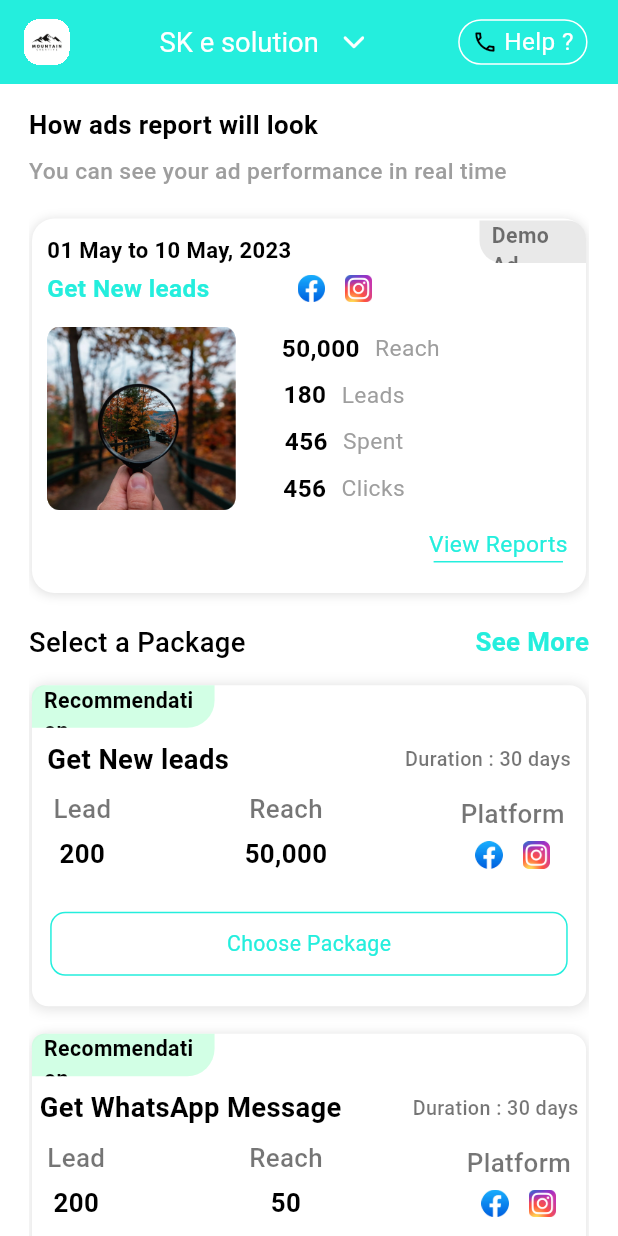
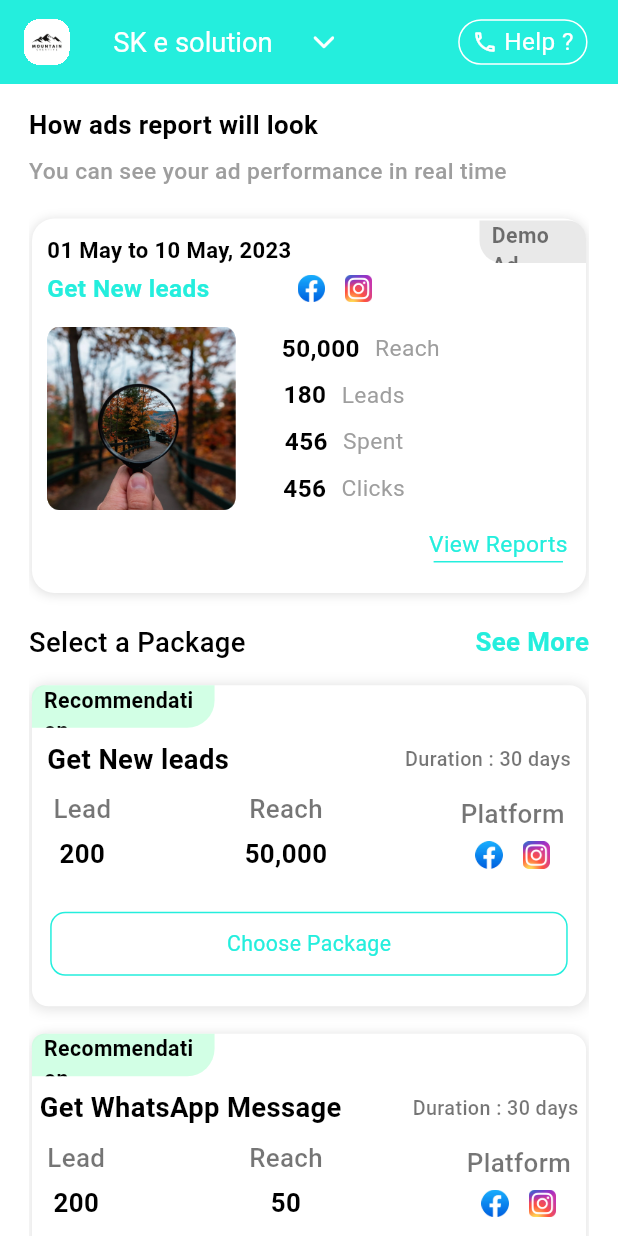
Before and after one commit to mohitmeshram04101999/mohit_leadkart_p, a Flutter app: the AdsPage screen opened directly, on a phone screen of 412 x 824 dp. Run offline on Flutter 3.47's test engine with Material 3 defaults, Android fonts, the phone set to English and light mode, and no system bars; our stand-ins replace dotted_border, fl_chart, flutter_otp_text_field, flutter_spinkit, get, getwidget and 4 more; missing offline and left inert: flutter_echarts.

Commit message:
Add Detail and Add Creation Screen UI Complete
Create User,Busines Category and Set Follow UP Data Screen UI Complete

Fix UI Bug and create Select plan UI Screen

Create Additional Screen and add loader

```diff
--- a/lib/add_images/add_images.dart
+++ b/lib/add_images/add_images.dart
@@ -41,6 +41,7 @@ class _AddImagesState extends State<AddImages> {
   Widget build(BuildContext context) {
     return Scaffold(
       backgroundColor: Colors.white,
+
       appBar:  AppBar(
         leading: SizedBox(),
         leadingWidth: 0,
@@ -50,6 +51,7 @@ class _AddImagesState extends State<AddImages> {
           width: SC.from_height(30),
           height: SC.from_height(30),
           decoration: BoxDecoration(
+
             borderRadius: BorderRadius.circular(10),
           ),
           child: Image.asset(
@@ -58,6 +60,7 @@ class _AddImagesState extends State<AddImages> {
         ),
         actions: [
           DropdownButton<String>(
+            dropdownColor: Color.fromRGBO(36, 238, 221, 0.6),
             hint: Text(
               " SK e solution  ",
               style: TextStyle(color: Colors.white, fontSize: SC.from_height(18)),
@@ -78,13 +81,15 @@ class _AddImagesState extends State<AddImages> {
                 print('Selected: $dropdownValue');
               });
             },
+
             items: <String>['SK e solution 1 ', 'SK e solution 2 ', 'SK e solution 3 ']
                 .map<DropdownMenuItem<String>>((String value) {
               return DropdownMenuItem<String>(
+
                 value: value,
                 child: Text(
                   value,
-                  style: TextStyle(color: Colors.white, fontSize: SC.from_height(18)),
+                  style: TextStyle(color: Colors.white, fontSize: SC.from_height(19.5)),
                 ),
               );
             }).toList(),
@@ -110,6 +115,75 @@ class _AddImagesState extends State<AddImages> {
         SizedBox(width: SC.from_height(20)),
         ],
       ),
+      // appBar:  AppBar(
+      //   leading: SizedBox(),
+      //   leadingWidth: 0,
+      //
+      //   title: Container(
+      //     clipBehavior: Clip.hardEdge,
+      //     width: SC.from_height(30),
+      //     height: SC.from_height(30),
+      //     decoration: BoxDecoration(
+      //       borderRadius: BorderRadius.circular(10),
+      //     ),
+      //     child: Image.asset(
+      //       'assets/home_images/img.png',
+      //     ),
+      //   ),
+      //   actions: [
+      //     DropdownButton<String>(
+      //       hint: Text(
+      //         " SK e solution  ",
+      //         style: TextStyle(color: Colors.white, fontSize: SC.from_height(18)),
+      //       ),
+      //       value: dropdownValue,
+      //       icon: Transform.rotate(
+      //         angle: 1.5708, // 90 degrees in radians (π/2 or 1.5708 radians)
+      //         child: Icon(Icons.arrow_forward_ios_rounded, color: Colors.white,size: SC.from_height(17)),
+      //       ),
+      //       iconSize: SC.from_height(22),
+      //       elevation: 16,
+      //       style: TextStyle(color: Colors.black),
+      //       underline: Container(), // Remove the underline
+      //       onChanged: (String? newValue) {
+      //         setState(() {
+      //           dropdownValue = newValue;
+      //           // Handle the selected option here
+      //           print('Selected: $dropdownValue');
+      //         });
+      //       },
+      //       items: <String>['SK e solution 1 ', 'SK e solution 2 ', 'SK e solution 3 ']
+      //           .map<DropdownMenuItem<String>>((String value) {
+      //         return DropdownMenuItem<String>(
+      //           value: value,
+      //           child: Text(
+      //             value,
+      //             style: TextStyle(color: Colors.white, fontSize: SC.from_height(18)),
+      //           ),
+      //         );
+      //       }).toList(),
+      //     ),
+      //
+      //     SizedBox(width: SC.from_height(80)),
+      //
+      //     Container(
+      //       child: Row(
+      //         mainAxisAlignment: MainAxisAlignment.center,
+      //         children: [
+      //           Icon(Icons.search,size:  SC.from_height(17),color: Colors.white,),
+      //           SizedBox(width: SC.from_height(4),),
+      //           Center(child: Text('Search',style: TextStyle(fontSize: SC.from_height(16),color: Colors.white),),),
+      //         ],
+      //       ),
+      //       width: SC.from_height(85),
+      //       height: SC.from_height(30),
+      //       decoration: BoxDecoration(borderRadius: BorderRadius.circular(SC.from_height(15)),border: Border.all(
+      //           color: Colors.white,width: 1.5
+      //       )),
+      //     ),
+      //     SizedBox(width: SC.from_height(20)),
+      //   ],
+      // ),
 
       body: ListView(
         children: [
--- a/lib/leads/ads_image.dart
+++ b/lib/leads/ads_image.dart
@@ -19,7 +19,7 @@ class _AdsPageState extends State<AdsPage> {
   @override
   Widget build(BuildContext context) {
     return Scaffold(
-      // backgroundColor: Colors.white,
+
       appBar:  AppBar(
         leading: SizedBox(),
         leadingWidth: 0,
@@ -29,6 +29,7 @@ class _AdsPageState extends State<AdsPage> {
           width: SC.from_height(30),
           height: SC.from_height(30),
           decoration: BoxDecoration(
+
             borderRadius: BorderRadius.circular(10),
           ),
           child: Image.asset(
@@ -37,6 +38,7 @@ class _AdsPageState extends State<AdsPage> {
         ),
         actions: [
           DropdownButton<String>(
+            dropdownColor: Color.fromRGBO(36, 238, 221, 0.6),
             hint: Text(
               " SK e solution  ",
               style: TextStyle(color: Colors.white, fontSize: SC.from_height(18)),
@@ -57,25 +59,27 @@ class _AdsPageState extends State<AdsPage> {
                 print('Selected: $dropdownValue');
               });
             },
+
             items: <String>['SK e solution 1 ', 'SK e solution 2 ', 'SK e solution 3 ']
                 .map<DropdownMenuItem<String>>((String value) {
               return DropdownMenuItem<String>(
+
                 value: value,
                 child: Text(
                   value,
-                  style: TextStyle(color: Colors.white, fontSize: SC.from_height(18)),
+                  style: TextStyle(color: Colors.white, fontSize: SC.from_height(19.5)),
                 ),
               );
             }).toList(),
           ),
 
-          SizedBox(width: SC.from_height(60)),
+          SizedBox(width: SC.from_height(80)),
 
     Container(
           child: Row(
             mainAxisAlignment: MainAxisAlignment.center,
             children: [
-                Icon(Icons.call_outlined,size:  SC.from_height(17),),
+              Icon(Icons.call_outlined,size:  SC.from_height(17),color: Colors.white,),
               SizedBox(width: SC.from_height(4),),
               Center(child: Text('Help ?',style: TextStyle(fontSize: SC.from_height(16),color: Colors.white),),),
             ],
@@ -89,6 +93,76 @@ class _AdsPageState extends State<AdsPage> {
           SizedBox(width: SC.from_height(20)),
         ],
       ),
+      // backgroundColor: Colors.white,
+      // appBar:  AppBar(
+      //   leading: SizedBox(),
+      //   leadingWidth: 0,
+      //
+      //   title: Container(
+      //     clipBehavior: Clip.hardEdge,
+      //     width: SC.from_height(30),
+      //     height: SC.from_height(30),
+      //     decoration: BoxDecoration(
+      //       borderRadius: BorderRadius.circular(10),
+      //     ),
+      //     child: Image.asset(
+      //       'assets/home_images/img.png',
+      //     ),
+      //   ),
+      //   actions: [
+      //     DropdownButton<String>(
+      //       hint: Text(
+      //         " SK e solution  ",
+      //         style: TextStyle(color: Colors.white, fontSize: SC.from_height(18)),
+      //       ),
+      //       value: dropdownValue,
+      //       icon: Transform.rotate(
+      //         angle: 1.5708, // 90 degrees in radians (π/2 or 1.5708 radians)
+      //         child: Icon(Icons.arrow_forward_ios_rounded, color: Colors.white,size: SC.from_height(17)),
+      //       ),
+      //       iconSize: SC.from_height(22),
+      //       elevation: 16,
+      //       style: TextStyle(color: Colors.black),
+      //       underline: Container(), // Remove the underline
+      //       onChanged: (String? newValue) {
+      //         setState(() {
+      //           dropdownValue = newValue;
+      //           // Handle the selected option here
+      //           print('Selected: $dropdownValue');
+      //         });
+      //       },
+      //       items: <String>['SK e solution 1 ', 'SK e solution 2 ', 'SK e solution 3 ']
+      //           .map<DropdownMenuItem<String>>((String value) {
+      //         return DropdownMenuItem<String>(
+      //           value: value,
+      //           child: Text(
+      //             value,
+      //             style: TextStyle(color: Colors.white, fontSize: SC.from_height(18)),
+      //           ),
+      //         );
+      //       }).toList(),
+      //     ),
+      //
+      //     SizedBox(width: SC.from_height(60)),
+      //
+      //     Container(
+      //       child: Row(
+      //         mainAxisAlignment: MainAxisAlignment.center,
+      //         children: [
+      //           Icon(Icons.call_outlined,size:  SC.from_height(17),),
+      //           SizedBox(width: SC.from_height(4),),
+      //           Center(child: Text('Help ?',style: TextStyle(fontSize: SC.from_height(16),color: Colors.white),),),
+      //         ],
+      //       ),
+      //       width: SC.from_height(85),
+      //       height: SC.from_height(30),
+      //       decoration: BoxDecoration(borderRadius: BorderRadius.circular(SC.from_height(15)),border: Border.all(
+      //           color: Colors.white
+      //       )),
+      //     ),
+      //     SizedBox(width: SC.from_height(20)),
+      //   ],
+      // ),
       body: Padding(
         padding:   EdgeInsets.symmetric(horizontal:SC.from_height(19) ),
         child: ListView(
```
Lines whose indentation alone changed are shown as unchanged.
